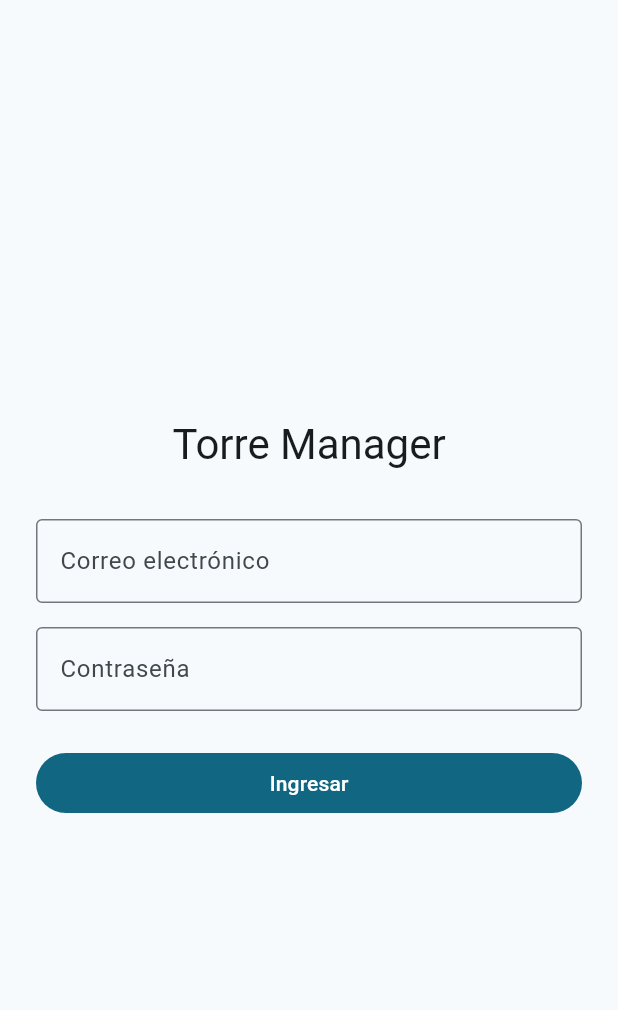
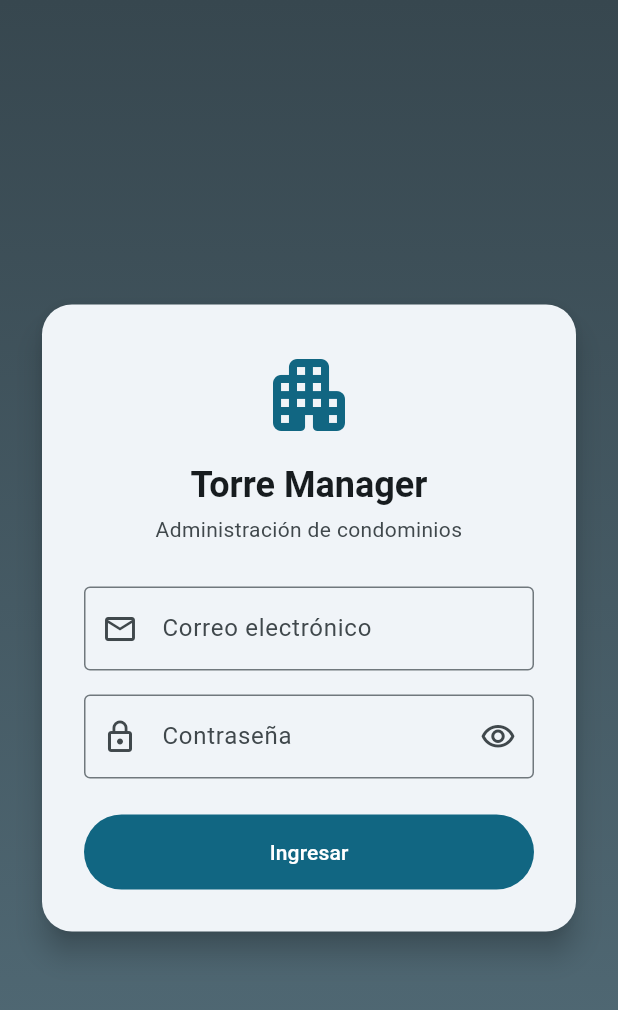
Before and after one commit to kvvvotheOnnen/torre-manager-frontend, a Flutter app: the screen it shows after launch, on a phone screen of 412 x 824 dp. Shown: the top 1010 px of the screen. Run offline on Flutter 3.47's test engine with Material 3 defaults, Android fonts, the phone set to English and light mode, and no system bars; our stand-ins replace dio, equatable, flutter_bloc, flutter_secure_storage, fpdart, go_router.

Commit message:
feat(auth): rediseñar login, mapear errores y probar rbac con usuarios por rol
- LoginScreen: rediseño visual (degradado, card, iconos, toggle de contrasena, spinner)
- AuthRepositoryImpl: mensaje de error 401 -> 'Credenciales incorrectas'
- app_router: placeholders de rol reciben Usuario por extra y muestran bienvenida + rol
- Usuarios de prueba por rol en BD Docker (sin credenciales en el repo)
- Bitacora en docs/agents_log

```diff
--- a/lib/core/storage/token_storage.dart
+++ b/lib/core/storage/token_storage.dart
@@ -10,7 +10,7 @@ abstract interface class TokenStorage {
 
 class SecureTokenStorage implements TokenStorage {
   SecureTokenStorage({FlutterSecureStorage? storage})
-      : _storage = storage ?? const FlutterSecureStorage();
+    : _storage = storage ?? const FlutterSecureStorage();
 
   static const _tokenKey = 'auth_access_token';
 
--- a/lib/features/auth/data/models/auth_response_dto.dart
+++ b/lib/features/auth/data/models/auth_response_dto.dart
@@ -1,10 +1,7 @@
 import 'usuario_dto.dart';
 
 class AuthResponseDTO {
-  const AuthResponseDTO({
-    required this.accessToken,
-    required this.usuario,
-  });
+  const AuthResponseDTO({required this.accessToken, required this.usuario});
 
   final String accessToken;
   final UsuarioDTO usuario;
--- a/lib/features/auth/data/repositories/auth_repository_impl.dart
+++ b/lib/features/auth/data/repositories/auth_repository_impl.dart
@@ -26,7 +26,7 @@ class AuthRepositoryImpl implements AuthRepositoryInterface {
       return Right(response.usuario.toEntity());
     } on DioException catch (error) {
       if (error.response?.statusCode == 401) {
-        return const Left(ServerFailure('Credenciales inválidas'));
+        return const Left(ServerFailure('Credenciales incorrectas'));
       }
       return const Left(ServerFailure());
     } on FormatException {
--- a/lib/features/auth/domain/entities/usuario.dart
+++ b/lib/features/auth/domain/entities/usuario.dart
@@ -1,10 +1,6 @@
 import 'package:equatable/equatable.dart';
 
-enum Rol {
-  administrador,
-  residente,
-  conserje,
-}
+enum Rol { administrador, residente, conserje }
 
 class Usuario extends Equatable {
   const Usuario({
--- a/lib/features/auth/presentation/screens/login_screen.dart
+++ b/lib/features/auth/presentation/screens/login_screen.dart
@@ -18,6 +18,7 @@ class _LoginScreenState extends State<LoginScreen> {
   final _formKey = GlobalKey<FormState>();
   final _emailController = TextEditingController();
   final _passwordController = TextEditingController();
+  bool _obscurePassword = true;
 
   @override
   void dispose() {
@@ -40,21 +41,46 @@ class _LoginScreenState extends State<LoginScreen> {
 
   @override
   Widget build(BuildContext context) {
+    final theme = Theme.of(context);
+
     return Scaffold(
-      body: SafeArea(
+      body: Container(
+        decoration: const BoxDecoration(
+          gradient: LinearGradient(
+            begin: Alignment.topCenter,
+            end: Alignment.bottomCenter,
+            colors: [Color(0xFF37474F), Color(0xFF546E7A)],
+          ),
+        ),
+        child: SafeArea(
           child: Center(
             child: SingleChildScrollView(
               padding: const EdgeInsets.all(24),
+              child: ConstrainedBox(
+                constraints: const BoxConstraints(maxWidth: 420),
+                child: Card(
+                  elevation: 8,
+                  shape: RoundedRectangleBorder(
+                    borderRadius: BorderRadius.circular(20),
+                  ),
+                  child: Padding(
+                    padding: const EdgeInsets.all(28),
                     child: BlocConsumer<AuthBloc, AuthState>(
                       listener: (context, state) {
                         if (state is AuthError) {
                           ScaffoldMessenger.of(context)
                             ..hideCurrentSnackBar()
                             ..showSnackBar(
-                      SnackBar(content: Text(state.message)),
+                              SnackBar(
+                                content: Text(state.message),
+                                backgroundColor: theme.colorScheme.error,
+                              ),
                             );
                         } else if (state is AuthSuccess) {
-                  context.go(AppRoutes.homeForRol(state.usuario.rol));
+                          context.go(
+                            AppRoutes.homeForRol(state.usuario.rol),
+                            extra: state.usuario,
+                          );
                         }
                       },
                       builder: (context, state) {
@@ -66,12 +92,28 @@ class _LoginScreenState extends State<LoginScreen> {
                             mainAxisSize: MainAxisSize.min,
                             crossAxisAlignment: CrossAxisAlignment.stretch,
                             children: [
+                              Icon(
+                                Icons.apartment_rounded,
+                                size: 64,
+                                color: theme.colorScheme.primary,
+                              ),
+                              const SizedBox(height: 12),
                               Text(
                                 'Torre Manager',
                                 textAlign: TextAlign.center,
-                        style: Theme.of(context).textTheme.headlineMedium,
+                                style: theme.textTheme.headlineSmall?.copyWith(
+                                  fontWeight: FontWeight.bold,
                                 ),
-                      const SizedBox(height: 32),
+                              ),
+                              const SizedBox(height: 4),
+                              Text(
+                                'Administración de condominios',
+                                textAlign: TextAlign.center,
+                                style: theme.textTheme.bodyMedium?.copyWith(
+                                  color: theme.colorScheme.onSurfaceVariant,
+                                ),
+                              ),
+                              const SizedBox(height: 28),
                               TextFormField(
                                 controller: _emailController,
                                 keyboardType: TextInputType.emailAddress,
@@ -80,13 +122,15 @@ class _LoginScreenState extends State<LoginScreen> {
                                 enabled: !isLoading,
                                 decoration: const InputDecoration(
                                   labelText: 'Correo electrónico',
+                                  prefixIcon: Icon(Icons.email_outlined),
                                   border: OutlineInputBorder(),
                                 ),
                                 validator: (value) {
                                   final email = value?.trim() ?? '';
                                   if (email.isEmpty) return 'Ingresa tu correo';
-                          final isValid =
-                              RegExp(r'^[^@\s]+@[^@\s]+\.[^@\s]+$').hasMatch(email);
+                                  final isValid = RegExp(
+                                    r'^[^@\s]+@[^@\s]+\.[^@\s]+$',
+                                  ).hasMatch(email);
                                   if (!isValid) return 'Correo inválido';
                                   return null;
                                 },
@@ -94,13 +138,25 @@ class _LoginScreenState extends State<LoginScreen> {
                               const SizedBox(height: 16),
                               TextFormField(
                                 controller: _passwordController,
-                        obscureText: true,
+                                obscureText: _obscurePassword,
                                 textInputAction: TextInputAction.done,
                                 enabled: !isLoading,
                                 onFieldSubmitted: (_) => _submit(),
-                        decoration: const InputDecoration(
+                                decoration: InputDecoration(
                                   labelText: 'Contraseña',
-                          border: OutlineInputBorder(),
+                                  prefixIcon: const Icon(Icons.lock_outline),
+                                  border: const OutlineInputBorder(),
+                                  suffixIcon: IconButton(
+                                    icon: Icon(
+                                      _obscurePassword
+                                          ? Icons.visibility_outlined
+                                          : Icons.visibility_off_outlined,
+                                    ),
+                                    onPressed: () => setState(
+                                      () =>
+                                          _obscurePassword = !_obscurePassword,
+                                    ),
+                                  ),
                                 ),
                                 validator: (value) {
                                   if (value == null || value.isEmpty) {
@@ -110,15 +166,20 @@ class _LoginScreenState extends State<LoginScreen> {
                                 },
                               ),
                               const SizedBox(height: 24),
-                      FilledButton(
+                              SizedBox(
+                                height: 50,
+                                child: FilledButton(
                                   onPressed: isLoading ? null : _submit,
                                   child: isLoading
                                       ? const SizedBox(
-                                height: 20,
-                                width: 20,
-                                child: CircularProgressIndicator(strokeWidth: 2),
+                                          height: 22,
+                                          width: 22,
+                                          child: CircularProgressIndicator(
+                                            strokeWidth: 2.5,
+                                          ),
                                         )
                                       : const Text('Ingresar'),
+                                ),
                               ),
                             ],
                           ),
@@ -128,6 +189,10 @@ class _LoginScreenState extends State<LoginScreen> {
                   ),
                 ),
               ),
+            ),
+          ),
+        ),
+      ),
     );
   }
 }
```
Also changed, not shown: lib/core/router/app_router.dart (+51 -10 lines), lib/features/auth/data/models/usuario_dto.dart (+1 -6 lines), 2 other files. Lines whose indentation alone changed are shown as unchanged.
